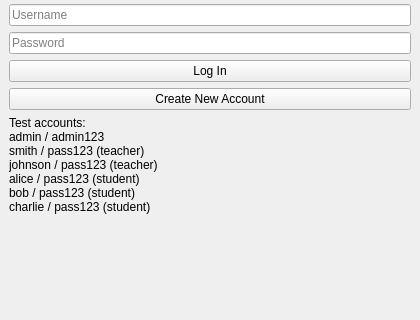
The window that loginwindow.ui (neabdullokh-code/OOP-project) describes before a commit, drawn with Qt 5; both pictures show x 0 to 420 and y 200 to 520 of the 420 by 520 pixel window.
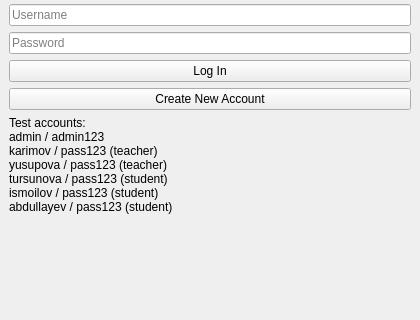
The same window after the commit.

Commit message: refactor: Update test account details in LoginWindow to reflect new user credentials for teachers and students

The edit to the form file:
```diff
--- a/loginwindow.ui
+++ b/loginwindow.ui
@@ -65,11 +65,11 @@
       <property name="text">
        <string>Test accounts:
 admin / admin123
-smith / pass123 (teacher)
-johnson / pass123 (teacher)
-alice / pass123 (student)
-bob / pass123 (student)
-charlie / pass123 (student)</string>
+karimov / pass123 (teacher)
+yusupova / pass123 (teacher)
+tursunova / pass123 (student)
+ismoilov / pass123 (student)
+abdullayev / pass123 (student)</string>
       </property>
       <property name="wordWrap">
        <bool>true</bool>
```
The commit also changes 1191 other files.
